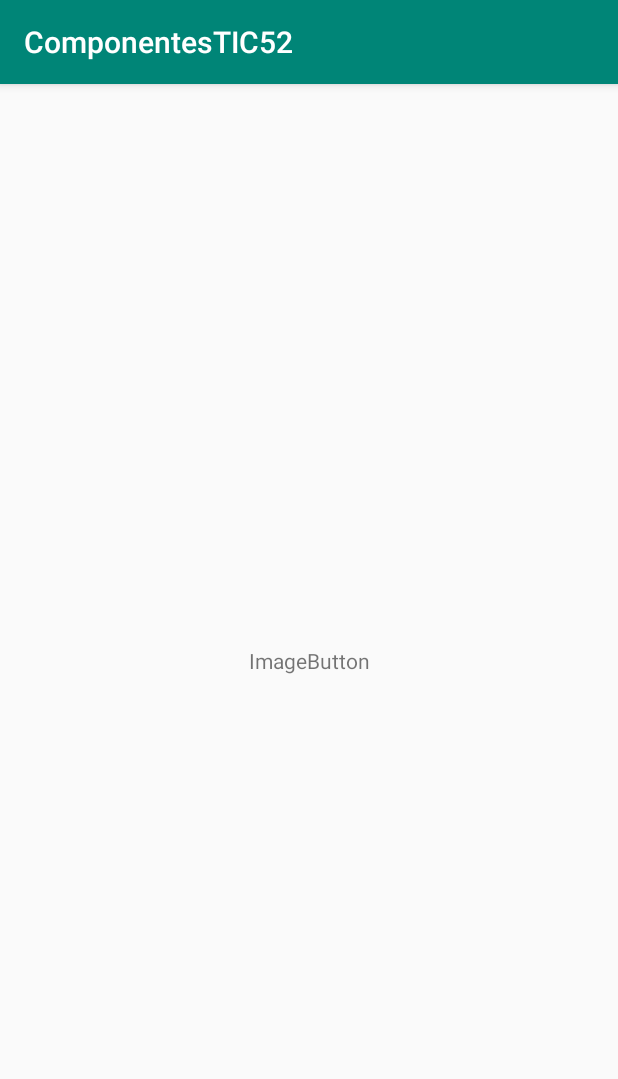
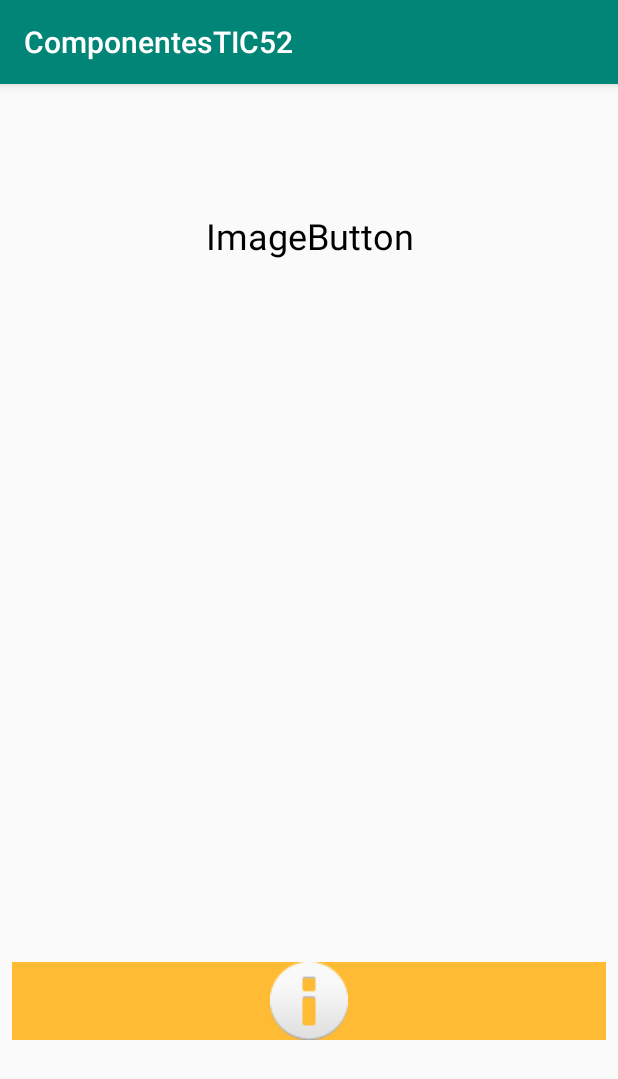
Before and after one commit to salvadorhmutec/componentes_android_tic52, an Android app: the Activity_Image_Button screen opened directly, with no data from a screen before it, on a phone screen of 412 x 824 dp. Shown: the top 1079 px of the screen. Run offline under Robolectric (Android 15) with nearby library versions, the phone set to English and light mode, and no system bars.

Commit message:
Actividad ImageButton Terminada

```diff
--- a/app/src/main/java/com/blogspot/salvadorhm/componentestic52/Activity_Image_Button.java
+++ b/app/src/main/java/com/blogspot/salvadorhm/componentestic52/Activity_Image_Button.java
@@ -2,12 +2,19 @@ package com.blogspot.salvadorhm.componentestic52;
 
 import android.support.v7.app.AppCompatActivity;
 import android.os.Bundle;
+import android.view.View;
+import android.widget.Button;
+import android.widget.TextView;
 
 public class Activity_Image_Button extends AppCompatActivity {
-
+    private TextView texto;
     @Override
     protected void onCreate(Bundle savedInstanceState) {
         super.onCreate(savedInstanceState);
         setContentView(R.layout.activity__image__button);
+        texto= (TextView)findViewById(R.id.texto);
+    }
+    public void Info(View view){
+       texto.setText("El Image Button es un botón con mejor estética y puede ser una imagen, básicamente es una imagen que realiza un evento(acción) en concreto");
     }
 }
--- a/app/src/main/res/layout/activity__image__button.xml
+++ b/app/src/main/res/layout/activity__image__button.xml
@@ -7,16 +7,40 @@
     tools:context=".Activity_Image_Button">
 
     <TextView
+        android:id="@+id/texto"
         android:layout_width="wrap_content"
         android:layout_height="wrap_content"
         android:layout_marginStart="8dp"
         android:layout_marginTop="8dp"
+        android:layout_marginEnd="6dp"
+        android:text="@string/imagebutton"
+        android:textAlignment="center"
+        android:textColor="@android:color/black"
+        android:textSize="24sp"
+        app:layout_constraintBottom_toBottomOf="parent"
+        app:layout_constraintEnd_toEndOf="parent"
+        app:layout_constraintHorizontal_bias="0.497"
+        app:layout_constraintStart_toStartOf="parent"
+        app:layout_constraintTop_toTopOf="parent"
+        app:layout_constraintVertical_bias="0.105" />
+
+    <ImageButton
+        android:id="@+id/ImageButton"
+        android:layout_width="0dp"
+        android:layout_height="52dp"
+        android:layout_marginStart="8dp"
+        android:layout_marginTop="8dp"
         android:layout_marginEnd="8dp"
         android:layout_marginBottom="8dp"
-        android:text="@string/imagebutton"
+        android:background="@android:color/holo_orange_light"
+        android:scaleType="fitCenter"
         app:layout_constraintBottom_toBottomOf="parent"
         app:layout_constraintEnd_toEndOf="parent"
+        app:layout_constraintHorizontal_bias="0.0"
         app:layout_constraintStart_toStartOf="parent"
-        app:layout_constraintTop_toTopOf="parent" />
+        app:layout_constraintTop_toBottomOf="@+id/texto"
+        app:layout_constraintVertical_bias="0.79"
+        app:srcCompat="@android:drawable/ic_dialog_info"
+        android:onClick="Info"/>
 
 </android.support.constraint.ConstraintLayout>
```
